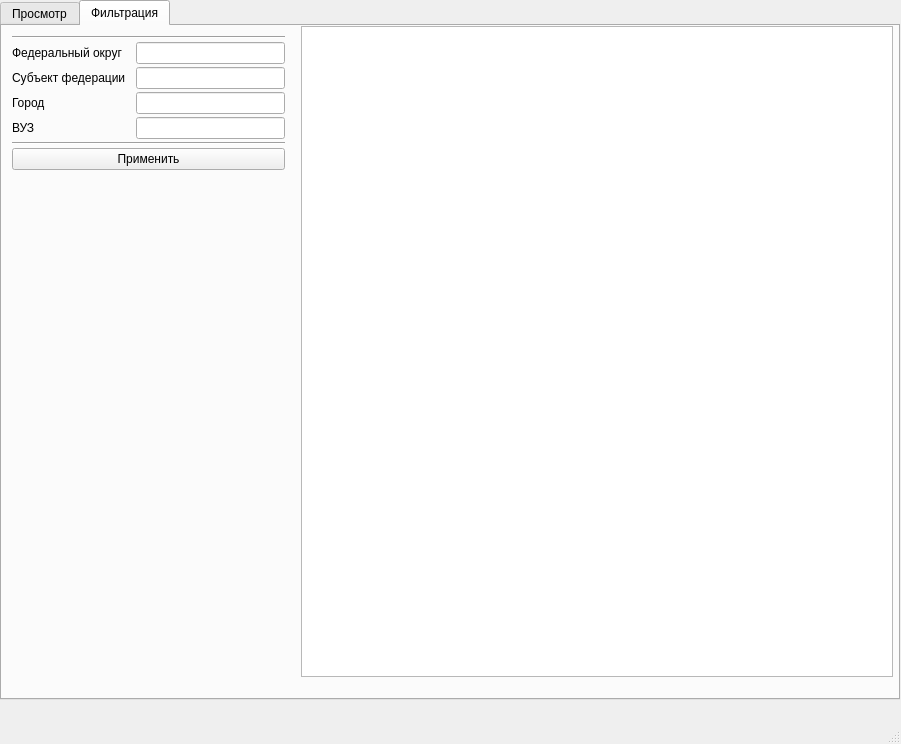
Above: MainForm.ui from KozlovIA/Qt-DataBase before the change. Below: the same form after it.
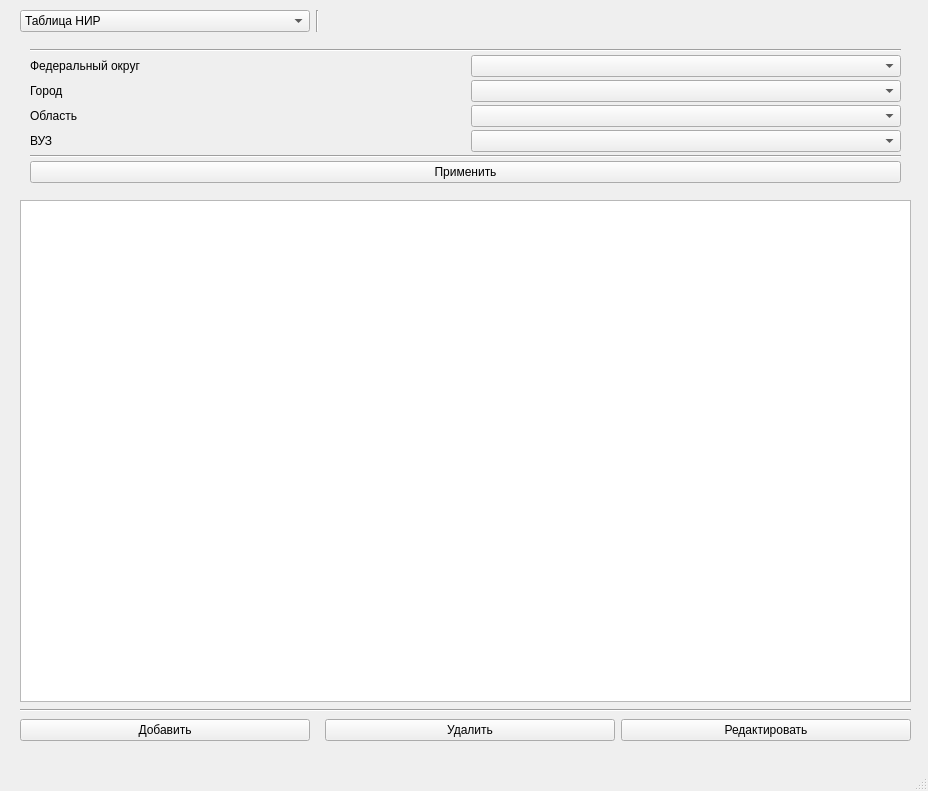
That is the form after the change. The open tabs and pages were chosen to show the change. Icons and pictures are not drawn.

Commit message: interface reorganization, filtering start

```diff
--- a/MainForm.ui
+++ b/MainForm.ui
@@ -9,8 +9,8 @@
    <rect>
     <x>0</x>
     <y>0</y>
-    <width>901</width>
-    <height>744</height>
+    <width>928</width>
+    <height>791</height>
    </rect>
   </property>
   <property name="sizePolicy">
@@ -36,32 +36,16 @@
      <verstretch>0</verstretch>
     </sizepolicy>
    </property>
-   <widget class="QTabWidget" name="tabWidget">
-    <property name="geometry">
-     <rect>
-      <x>0</x>
-      <y>0</y>
-      <width>900</width>
-      <height>700</height>
-     </rect>
-    </property>
-    <property name="currentIndex">
-     <number>0</number>
-    </property>
-    <widget class="QWidget" name="tabView">
-     <attribute name="title">
-      <string>Просмотр</string>
-     </attribute>
      <widget class="QWidget" name="gridLayoutWidget">
       <property name="geometry">
        <rect>
-        <x>0</x>
+      <x>10</x>
         <y>0</y>
-        <width>901</width>
-        <height>671</height>
-       </rect>
-      </property>
-      <layout class="QGridLayout" name="gridLayout" rowstretch="0,0,0,0,0,0,0,0" columnstretch="0,0,0,0">
+      <width>911</width>
+      <height>751</height>
+     </rect>
+    </property>
+    <layout class="QGridLayout" name="gridLayout" rowstretch="0,0,0,0,0,0,0" columnstretch="0,0,0,0">
        <property name="sizeConstraint">
         <enum>QLayout::SetNoConstraint</enum>
        </property>
@@ -83,32 +67,10 @@
        <property name="verticalSpacing">
         <number>7</number>
        </property>
-       <item row="0" column="2" colspan="2">
-        <widget class="QLabel" name="dbInfo">
-         <property name="enabled">
-          <bool>true</bool>
-         </property>
-         <property name="text">
-          <string/>
-         </property>
-         <property name="alignment">
-          <set>Qt::AlignCenter</set>
-         </property>
-        </widget>
-       </item>
-       <item row="2" column="0" colspan="4">
-        <widget class="QTableView" name="tableView">
-         <property name="enabled">
-          <bool>true</bool>
-         </property>
-         <property name="editTriggers">
-          <set>QAbstractItemView::NoEditTriggers</set>
-         </property>
-         <property name="gridStyle">
-          <enum>Qt::SolidLine</enum>
-         </property>
-         <property name="sortingEnabled">
-          <bool>true</bool>
+     <item row="0" column="1">
+      <widget class="Line" name="line_2">
+       <property name="orientation">
+        <enum>Qt::Vertical</enum>
          </property>
         </widget>
        </item>
@@ -131,52 +93,6 @@
          </item>
         </widget>
        </item>
-       <item row="7" column="0">
-        <spacer name="horizontalSpacer_2">
-         <property name="orientation">
-          <enum>Qt::Horizontal</enum>
-         </property>
-         <property name="sizeHint" stdset="0">
-          <size>
-           <width>40</width>
-           <height>20</height>
-          </size>
-         </property>
-        </spacer>
-       </item>
-       <item row="7" column="3">
-        <spacer name="horizontalSpacer_3">
-         <property name="orientation">
-          <enum>Qt::Horizontal</enum>
-         </property>
-         <property name="sizeHint" stdset="0">
-          <size>
-           <width>40</width>
-           <height>20</height>
-          </size>
-         </property>
-        </spacer>
-       </item>
-       <item row="6" column="3">
-        <spacer name="horizontalSpacer_4">
-         <property name="orientation">
-          <enum>Qt::Horizontal</enum>
-         </property>
-         <property name="sizeHint" stdset="0">
-          <size>
-           <width>40</width>
-           <height>20</height>
-          </size>
-         </property>
-        </spacer>
-       </item>
-       <item row="4" column="3">
-        <widget class="QPushButton" name="EditField">
-         <property name="text">
-          <string>Редактировать</string>
-         </property>
-        </widget>
-       </item>
        <item row="5" column="0" colspan="4">
         <widget class="Line" name="line">
          <property name="orientation">
@@ -184,71 +100,41 @@
          </property>
         </widget>
        </item>
-       <item row="4" column="0">
-        <widget class="QPushButton" name="AddField">
+     <item row="0" column="2" colspan="2">
+      <widget class="QLabel" name="dbInfo">
+       <property name="enabled">
+        <bool>true</bool>
+       </property>
          <property name="text">
-          <string>Добавить</string>
-         </property>
-        </widget>
-       </item>
-       <item row="0" column="1">
-        <widget class="Line" name="line_2">
-         <property name="orientation">
-          <enum>Qt::Vertical</enum>
+        <string/>
+       </property>
+       <property name="alignment">
+        <set>Qt::AlignCenter</set>
          </property>
         </widget>
        </item>
-       <item row="7" column="2">
-        <spacer name="horizontalSpacer">
-         <property name="orientation">
-          <enum>Qt::Horizontal</enum>
-         </property>
-         <property name="sizeHint" stdset="0">
-          <size>
-           <width>40</width>
-           <height>40</height>
-          </size>
-         </property>
-        </spacer>
-       </item>
-       <item row="4" column="1" colspan="2">
+     <item row="6" column="2">
         <widget class="QPushButton" name="deleteButton">
          <property name="text">
           <string>Удалить</string>
          </property>
         </widget>
        </item>
-      </layout>
-     </widget>
-    </widget>
-    <widget class="QWidget" name="tabFiltration">
-     <attribute name="title">
-      <string>Фильтрация</string>
-     </attribute>
-     <widget class="QWidget" name="gridLayoutWidget_2">
-      <property name="geometry">
-       <rect>
-        <x>0</x>
-        <y>0</y>
-        <width>891</width>
-        <height>671</height>
-       </rect>
-      </property>
-      <layout class="QGridLayout" name="gridLayoutFiltr">
-       <item row="2" column="3">
-        <spacer name="horizontalSpacer_5">
-         <property name="orientation">
-          <enum>Qt::Horizontal</enum>
-         </property>
-         <property name="sizeHint" stdset="0">
-          <size>
-           <width>40</width>
-           <height>20</height>
-          </size>
-         </property>
-        </spacer>
-       </item>
-       <item row="0" column="1">
+     <item row="6" column="0">
+      <widget class="QPushButton" name="AddField">
+       <property name="text">
+        <string>Добавить</string>
+       </property>
+      </widget>
+     </item>
+     <item row="6" column="3">
+      <widget class="QPushButton" name="EditField">
+       <property name="text">
+        <string>Редактировать</string>
+       </property>
+      </widget>
+     </item>
+     <item row="1" column="0" colspan="4">
         <layout class="QGridLayout" name="gridLayout_4">
          <property name="leftMargin">
           <number>10</number>
@@ -268,18 +154,18 @@
          <property name="verticalSpacing">
           <number>3</number>
          </property>
-         <item row="0" column="0" colspan="2">
-          <widget class="Line" name="line_3">
-           <property name="orientation">
-            <enum>Qt::Horizontal</enum>
+       <item row="7" column="0">
+        <widget class="QLabel" name="university_lb">
+         <property name="text">
+          <string>ВУЗ</string>
            </property>
           </widget>
          </item>
-         <item row="3" column="1">
-          <widget class="QLineEdit" name="subjectFederation_le"/>
-         </item>
          <item row="7" column="1">
-          <widget class="QLineEdit" name="university_le"/>
+        <widget class="QComboBox" name="university_cb"/>
+       </item>
+       <item row="1" column="1">
+        <widget class="QComboBox" name="federalDistrict_cb"/>
          </item>
          <item row="9" column="0" colspan="2">
           <widget class="QPushButton" name="filtrationButton">
@@ -288,13 +174,6 @@
            </property>
           </widget>
          </item>
-         <item row="3" column="0">
-          <widget class="QLabel" name="subjectFederation_lb">
-           <property name="text">
-            <string>Субъект федерации</string>
-           </property>
-          </widget>
-         </item>
          <item row="1" column="0">
           <widget class="QLabel" name="federalDistrict_lb">
            <property name="text">
@@ -302,6 +181,27 @@
            </property>
           </widget>
          </item>
+       <item row="3" column="0">
+        <widget class="QLabel" name="city_lb">
+         <property name="text">
+          <string>Город</string>
+         </property>
+        </widget>
+       </item>
+       <item row="0" column="0" colspan="2">
+        <widget class="Line" name="line_3">
+         <property name="orientation">
+          <enum>Qt::Horizontal</enum>
+         </property>
+        </widget>
+       </item>
+       <item row="5" column="0">
+        <widget class="QLabel" name="region_lb">
+         <property name="text">
+          <string>Область</string>
+         </property>
+        </widget>
+       </item>
          <item row="8" column="0" colspan="2">
           <widget class="Line" name="line_4">
            <property name="orientation">
@@ -309,56 +209,16 @@
            </property>
           </widget>
          </item>
-         <item row="7" column="0">
-          <widget class="QLabel" name="university_lb">
-           <property name="text">
-            <string>ВУЗ</string>
-           </property>
-          </widget>
-         </item>
          <item row="5" column="1">
-          <widget class="QLineEdit" name="city_le"/>
-         </item>
-         <item row="1" column="1">
-          <widget class="QLineEdit" name="federalDistrict_le"/>
-         </item>
-         <item row="5" column="0">
-          <widget class="QLabel" name="city_lb">
-           <property name="text">
-            <string>Город</string>
-           </property>
-          </widget>
+        <widget class="QComboBox" name="region_cb"/>
+       </item>
+       <item row="3" column="1">
+        <widget class="QComboBox" name="city_cb"/>
          </item>
         </layout>
        </item>
-       <item row="1" column="1">
-        <spacer name="horizontalSpacer_6">
-         <property name="orientation">
-          <enum>Qt::Horizontal</enum>
-         </property>
-         <property name="sizeHint" stdset="0">
-          <size>
-           <width>40</width>
-           <height>20</height>
-          </size>
-         </property>
-        </spacer>
-       </item>
-       <item row="2" column="2">
-        <spacer name="horizontalSpacer_7">
-         <property name="orientation">
-          <enum>Qt::Horizontal</enum>
-         </property>
-         <property name="sizeHint" stdset="0">
-          <size>
-           <width>40</width>
-           <height>20</height>
-          </size>
-         </property>
-        </spacer>
-       </item>
-       <item row="0" column="2" rowspan="2" colspan="2">
-        <widget class="QTableView" name="tableFiltration">
+     <item row="2" column="0" colspan="4">
+      <widget class="QTableView" name="tableView">
          <property name="enabled">
           <bool>true</bool>
          </property>
@@ -374,8 +234,6 @@
         </widget>
        </item>
       </layout>
-     </widget>
-    </widget>
    </widget>
   </widget>
   <widget class="QMenuBar" name="menubar">
@@ -383,7 +241,7 @@
     <rect>
      <x>0</x>
      <y>0</y>
-     <width>901</width>
+     <width>928</width>
      <height>22</height>
     </rect>
    </property>
```
Lines whose indentation alone changed are shown as unchanged. The commit also changes 3 other files.
